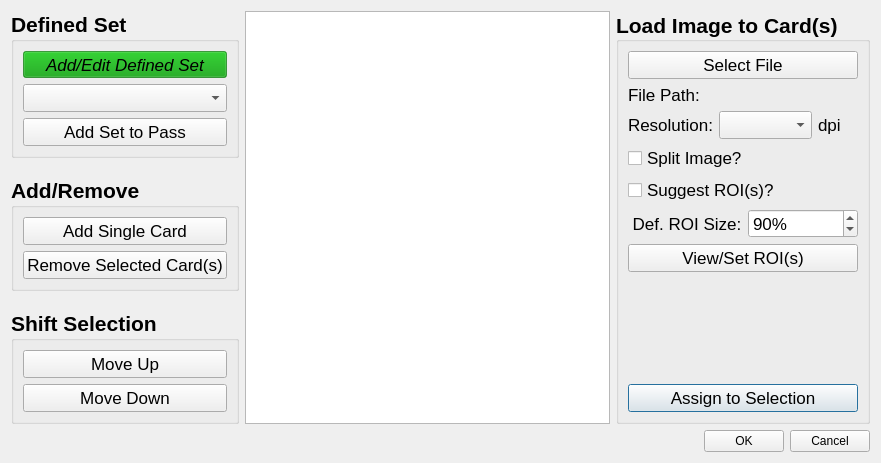
gill14/AccuPatt, file accupatt/windows/ui/editCardList.ui: the form before one commit.
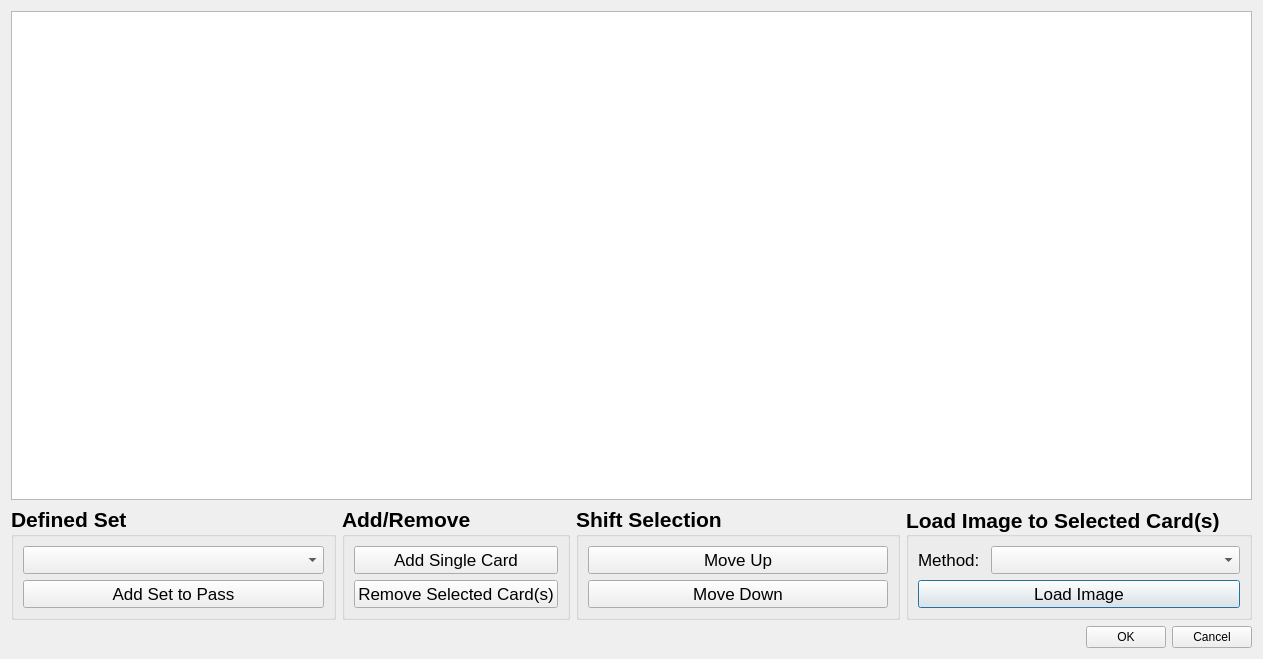
The form after the commit. Icons and pictures are not drawn.

Commit message: ReadString Button Enable/Disable, Start Card Mgr

```diff
--- a/accupatt/windows/ui/editCardList.ui
+++ b/accupatt/windows/ui/editCardList.ui
@@ -6,18 +6,38 @@
    <rect>
     <x>0</x>
     <y>0</y>
-    <width>881</width>
-    <height>463</height>
+    <width>1263</width>
+    <height>659</height>
    </rect>
   </property>
   <property name="windowTitle">
    <string>Dialog</string>
   </property>
-  <layout class="QVBoxLayout" name="verticalLayout_4">
+  <layout class="QVBoxLayout" name="verticalLayout_3">
    <item>
-    <layout class="QHBoxLayout" name="horizontalLayout_4">
+    <widget class="QTableView" name="tableView">
+     <property name="sizePolicy">
+      <sizepolicy hsizetype="Expanding" vsizetype="Expanding">
+       <horstretch>0</horstretch>
+       <verstretch>0</verstretch>
+      </sizepolicy>
+     </property>
+     <property name="dragDropMode">
+      <enum>QAbstractItemView::InternalMove</enum>
+     </property>
+     <property name="defaultDropAction">
+      <enum>Qt::MoveAction</enum>
+     </property>
+     <property name="alternatingRowColors">
+      <bool>true</bool>
+     </property>
+     <property name="selectionBehavior">
+      <enum>QAbstractItemView::SelectRows</enum>
+     </property>
+    </widget>
+   </item>
      <item>
-      <layout class="QVBoxLayout" name="verticalLayout_2">
+    <layout class="QHBoxLayout" name="horizontalLayout">
        <item>
         <widget class="QGroupBox" name="groupBox">
          <property name="sizePolicy">
@@ -38,68 +58,31 @@
          </property>
          <layout class="QVBoxLayout" name="verticalLayout">
           <item>
-           <layout class="QHBoxLayout" name="horizontalLayout">
-            <item>
-             <widget class="QToolButton" name="buttonEditCards">
-              <property name="sizePolicy">
-               <sizepolicy hsizetype="Minimum" vsizetype="Fixed">
-                <horstretch>0</horstretch>
-                <verstretch>0</verstretch>
-               </sizepolicy>
-              </property>
+         <widget class="QComboBox" name="comboBoxDefinedSet">
               <property name="font">
                <font>
                 <pointsize>13</pointsize>
                 <weight>50</weight>
-                <italic>true</italic>
                 <bold>false</bold>
                </font>
               </property>
-              <property name="toolTip">
-               <string extracomment="Edit This"/>
-              </property>
-              <property name="toolTipDuration">
-               <number>-1</number>
-              </property>
-              <property name="layoutDirection">
-               <enum>Qt::LeftToRight</enum>
-              </property>
-              <property name="styleSheet">
-               <string notr="true">background-color: rgba(0, 152, 0, 153)</string>
-              </property>
-              <property name="text">
-               <string>Add/Edit Defined Set</string>
-              </property>
-              <property name="icon">
-               <iconset>
-                <normaloff>../../../resources/edit-alt-512.webp</normaloff>../../../resources/edit-alt-512.webp</iconset>
-              </property>
-              <property name="popupMode">
-               <enum>QToolButton::DelayedPopup</enum>
-              </property>
-              <property name="toolButtonStyle">
-               <enum>Qt::ToolButtonTextBesideIcon</enum>
-              </property>
-              <property name="autoRaise">
-               <bool>false</bool>
-              </property>
-              <property name="arrowType">
-               <enum>Qt::NoArrow</enum>
-              </property>
-             </widget>
-            </item>
-           </layout>
-          </item>
+         </widget>
+        </item>
           <item>
-           <widget class="QComboBox" name="comboBox">
-            <property name="font">
-             <font>
-              <pointsize>13</pointsize>
-              <weight>50</weight>
-              <bold>false</bold>
-             </font>
-            </property>
-           </widget>
+         <spacer name="verticalSpacer">
+          <property name="orientation">
+           <enum>Qt::Vertical</enum>
+          </property>
+          <property name="sizeType">
+           <enum>QSizePolicy::Minimum</enum>
+          </property>
+          <property name="sizeHint" stdset="0">
+           <size>
+            <width>0</width>
+            <height>0</height>
+           </size>
+          </property>
+         </spacer>
           </item>
           <item>
            <widget class="QPushButton" name="buttonAddSet">
@@ -124,19 +107,6 @@
          </layout>
         </widget>
        </item>
-       <item>
-        <spacer name="verticalSpacer_3">
-         <property name="orientation">
-          <enum>Qt::Vertical</enum>
-         </property>
-         <property name="sizeHint" stdset="0">
-          <size>
-           <width>212</width>
-           <height>13</height>
-          </size>
-         </property>
-        </spacer>
-       </item>
        <item>
         <widget class="QGroupBox" name="groupBox_2">
          <property name="sizePolicy">
@@ -168,6 +138,9 @@
             <property name="text">
              <string>Add Single Card</string>
             </property>
+          <property name="checkable">
+           <bool>false</bool>
+          </property>
            </widget>
           </item>
           <item>
@@ -187,19 +160,6 @@
          </layout>
         </widget>
        </item>
-       <item>
-        <spacer name="verticalSpacer">
-         <property name="orientation">
-          <enum>Qt::Vertical</enum>
-         </property>
-         <property name="sizeHint" stdset="0">
-          <size>
-           <width>212</width>
-           <height>13</height>
-          </size>
-         </property>
-        </spacer>
-       </item>
        <item>
         <widget class="QGroupBox" name="groupBox_3">
          <property name="sizePolicy">
@@ -250,32 +210,6 @@
          </layout>
         </widget>
        </item>
-      </layout>
-     </item>
-     <item>
-      <widget class="QTableView" name="tableView">
-       <property name="sizePolicy">
-        <sizepolicy hsizetype="Expanding" vsizetype="Expanding">
-         <horstretch>0</horstretch>
-         <verstretch>0</verstretch>
-        </sizepolicy>
-       </property>
-       <property name="dragDropMode">
-        <enum>QAbstractItemView::InternalMove</enum>
-       </property>
-       <property name="defaultDropAction">
-        <enum>Qt::MoveAction</enum>
-       </property>
-       <property name="alternatingRowColors">
-        <bool>true</bool>
-       </property>
-       <property name="selectionBehavior">
-        <enum>QAbstractItemView::SelectRows</enum>
-       </property>
-      </widget>
-     </item>
-     <item>
-      <layout class="QVBoxLayout" name="verticalLayout_3">
        <item>
         <widget class="QGroupBox" name="groupBox_4">
          <property name="sizePolicy">
@@ -292,49 +226,12 @@
           </font>
          </property>
          <property name="title">
-          <string>Load Image to Card(s)</string>
+        <string>Load Image to Selected Card(s)</string>
          </property>
          <property name="alignment">
           <set>Qt::AlignLeading|Qt::AlignLeft|Qt::AlignVCenter</set>
          </property>
-         <layout class="QVBoxLayout" name="verticalLayout_7">
-          <item>
-           <widget class="QPushButton" name="buttonSelectFile">
-            <property name="font">
-             <font>
-              <pointsize>13</pointsize>
-              <weight>50</weight>
-              <bold>false</bold>
-             </font>
-            </property>
-            <property name="text">
-             <string>Select File</string>
-            </property>
-           </widget>
-          </item>
-          <item>
-           <widget class="QLabel" name="labelFile">
-            <property name="sizePolicy">
-             <sizepolicy hsizetype="Expanding" vsizetype="Preferred">
-              <horstretch>0</horstretch>
-              <verstretch>0</verstretch>
-             </sizepolicy>
-            </property>
-            <property name="font">
-             <font>
-              <pointsize>13</pointsize>
-              <weight>50</weight>
-              <bold>false</bold>
-             </font>
-            </property>
-            <property name="text">
-             <string>File Path:</string>
-            </property>
-            <property name="wordWrap">
-             <bool>true</bool>
-            </property>
-           </widget>
-          </item>
+       <layout class="QVBoxLayout" name="verticalLayout_2">
           <item>
            <layout class="QHBoxLayout" name="horizontalLayout_2">
             <item>
@@ -347,12 +244,18 @@
                </font>
               </property>
               <property name="text">
-               <string>Resolution:</string>
+             <string>Method: </string>
               </property>
              </widget>
             </item>
             <item>
-             <widget class="QComboBox" name="comboBoxResolution">
+           <widget class="QComboBox" name="comboBoxLoadMethod">
+            <property name="sizePolicy">
+             <sizepolicy hsizetype="Expanding" vsizetype="Preferred">
+              <horstretch>0</horstretch>
+              <verstretch>0</verstretch>
+             </sizepolicy>
+            </property>
               <property name="font">
                <font>
                 <pointsize>13</pointsize>
@@ -365,96 +268,10 @@
               </property>
              </widget>
             </item>
-            <item>
-             <widget class="QLabel" name="label_3">
-              <property name="font">
-               <font>
-                <pointsize>13</pointsize>
-                <weight>50</weight>
-                <bold>false</bold>
-               </font>
-              </property>
-              <property name="text">
-               <string>dpi</string>
-              </property>
-             </widget>
-            </item>
            </layout>
           </item>
           <item>
-           <widget class="QCheckBox" name="checkBoxSplit">
-            <property name="font">
-             <font>
-              <pointsize>13</pointsize>
-              <weight>50</weight>
-              <bold>false</bold>
-             </font>
-            </property>
-            <property name="text">
-             <string>Split Image?</string>
-            </property>
-           </widget>
-          </item>
-          <item>
-           <widget class="QCheckBox" name="suggestRoiCheckBox">
-            <property name="font">
-             <font>
-              <pointsize>13</pointsize>
-              <weight>50</weight>
-              <bold>false</bold>
-             </font>
-            </property>
-            <property name="text">
-             <string>Suggest ROI(s)?</string>
-            </property>
-           </widget>
-          </item>
-          <item>
-           <layout class="QHBoxLayout" name="horizontalLayout_3">
-            <item>
-             <widget class="QLabel" name="label_6">
-              <property name="font">
-               <font>
-                <pointsize>13</pointsize>
-                <weight>50</weight>
-                <bold>false</bold>
-               </font>
-              </property>
-              <property name="text">
-               <string> Def. ROI Size:</string>
-              </property>
-             </widget>
-            </item>
-            <item>
-             <widget class="QSpinBox" name="spinBoxRoi">
-              <property name="font">
-               <font>
-                <pointsize>13</pointsize>
-                <weight>50</weight>
-                <bold>false</bold>
-               </font>
-              </property>
-              <property name="suffix">
-               <string>%</string>
-              </property>
-              <property name="minimum">
-               <number>5</number>
-              </property>
-              <property name="maximum">
-               <number>100</number>
-              </property>
-              <property name="singleStep">
-               <number>5</number>
-              </property>
-              <property name="value">
-               <number>90</number>
-              </property>
-             </widget>
-            </item>
-           </layout>
-          </item>
-          <item>
-           <widget class="QPushButton" name="buttonSetROIs">
+         <widget class="QPushButton" name="buttonLoad">
             <property name="sizePolicy">
              <sizepolicy hsizetype="Preferred" vsizetype="Fixed">
               <horstretch>0</horstretch>
@@ -469,43 +286,7 @@
              </font>
             </property>
             <property name="text">
-             <string>View/Set ROI(s)</string>
-            </property>
-            <property name="default">
-             <bool>false</bool>
-            </property>
-           </widget>
-          </item>
-          <item>
-           <spacer name="verticalSpacer_2">
-            <property name="orientation">
-             <enum>Qt::Vertical</enum>
-            </property>
-            <property name="sizeHint" stdset="0">
-             <size>
-              <width>20</width>
-              <height>40</height>
-             </size>
-            </property>
-           </spacer>
-          </item>
-          <item>
-           <widget class="QPushButton" name="buttonAssignToSelection">
-            <property name="sizePolicy">
-             <sizepolicy hsizetype="Preferred" vsizetype="Fixed">
-              <horstretch>0</horstretch>
-              <verstretch>0</verstretch>
-             </sizepolicy>
-            </property>
-            <property name="font">
-             <font>
-              <pointsize>13</pointsize>
-              <weight>50</weight>
-              <bold>false</bold>
-             </font>
-            </property>
-            <property name="text">
-             <string>Assign to Selection</string>
+           <string>Load Image</string>
             </property>
             <property name="default">
              <bool>true</bool>
@@ -514,8 +295,6 @@
           </item>
          </layout>
         </widget>
-       </item>
-      </layout>
      </item>
     </layout>
    </item>
```
Left out of the diff: 2 changed lines with no effect on the pictures. Lines whose indentation alone changed are shown as unchanged. The commit also changes 19 other files.
